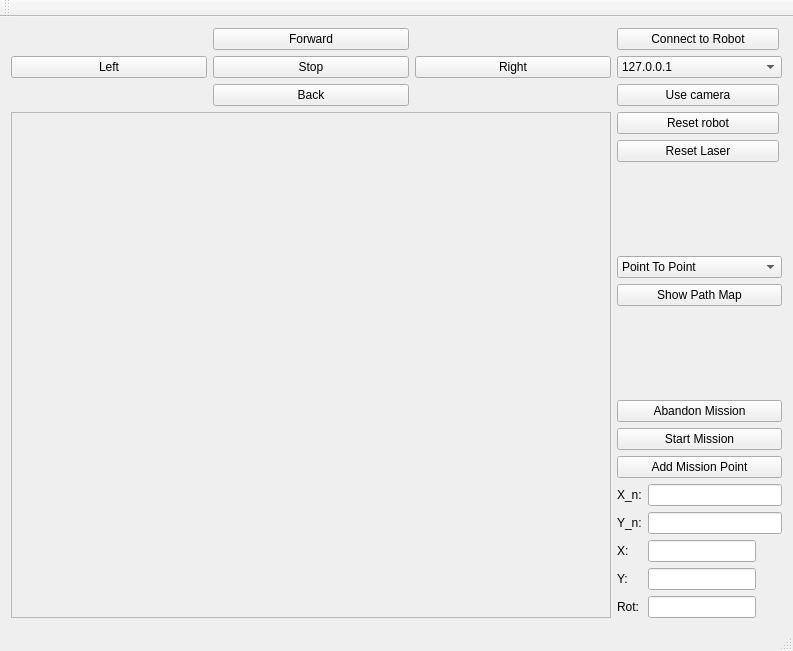
Above: demoRMR/mainwindow.ui from Samwise101/Control-of-Mobile-Robots before the change. Below: the same form after it.
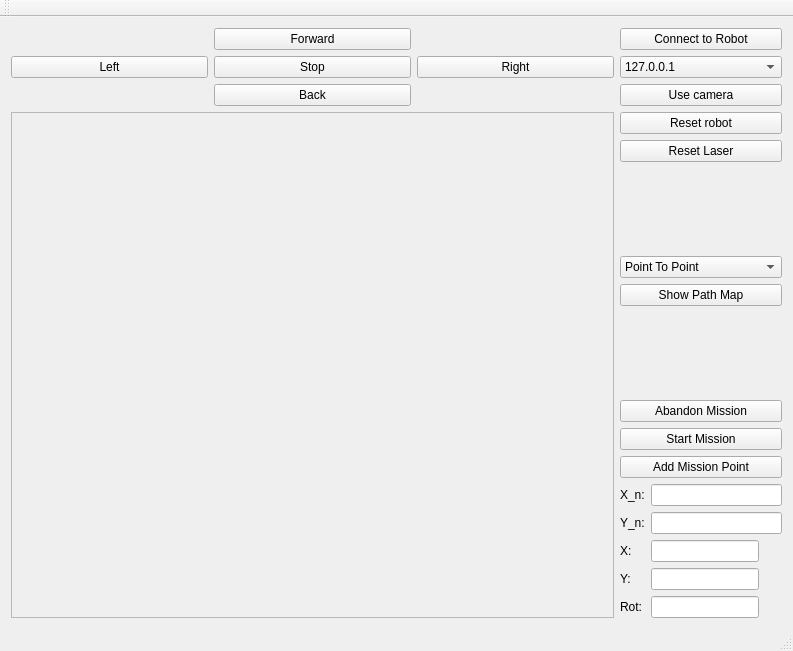
That is the form after the change.

Commit message: zmena nachadzania prekazok a lavej a pravej casti prekazky

Patch:
```diff
--- a/demoRMR/mainwindow.ui
+++ b/demoRMR/mainwindow.ui
@@ -14,7 +14,7 @@
    <string>MainWindow</string>
   </property>
   <widget class="QWidget" name="centralWidget">
-   <layout class="QGridLayout" name="gridLayout">
+   <layout class="QGridLayout" name="gridLayout" rowstretch="0,1,0" columnstretch="1,0">
     <item row="2" column="0">
      <widget class="QFrame" name="frame">
       <property name="sizePolicy">
```
The commit also changes 1 other file.
